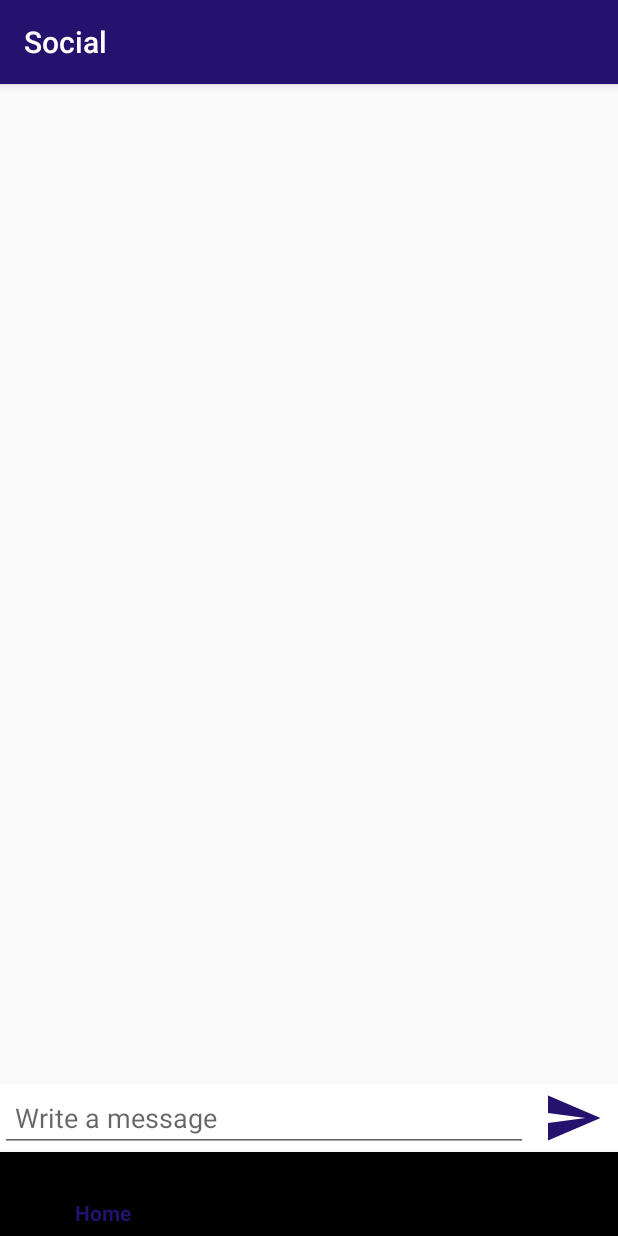
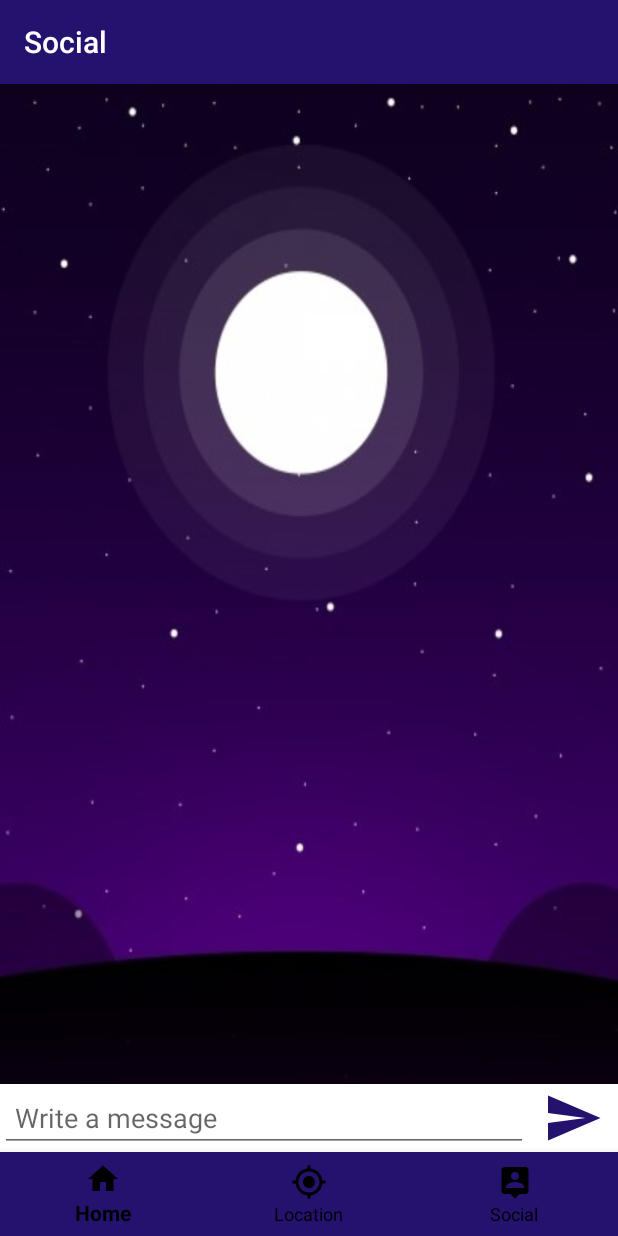
Before and after one commit to ConceptaNjolima/NightWalker, an Android app: the SocialActivity screen opened directly, with no data from a screen before it, on a phone screen of 412 x 824 dp. Run offline under Robolectric (Android 15) with nearby library versions, the phone set to English and light mode, and no system bars; libraries missing offline, so code that uses them is left out: com.github.nkzawa.emitter, com.github.nkzawa.socketio, com.parse; 7 statements that could not run were skipped.

Commit message:
Merge branches 'Sama-GPS' and 'master' of https://github.com/The-NightWalkers/NightWalker into Sama-GPS
# Conflicts:
#	app/build.gradle
#	app/src/debug/res/values/google_maps_api.xml
#	app/src/main/AndroidManifest.xml
#	app/src/main/java/com/example/nightwalker/LocationActivity.java
#	app/src/main/java/com/example/nightwalker/MainActivity.java
#	app/src/main/res/layout/activity_maps.xml
#	app/src/main/res/values/strings.xml

```diff
--- a/app/src/main/java/com/example/nightwalker/SocialActivity.java
+++ b/app/src/main/java/com/example/nightwalker/SocialActivity.java
@@ -3,9 +3,11 @@ package com.example.nightwalker;
 
 import android.annotation.SuppressLint;
 import android.content.Intent;
+import android.content.res.ColorStateList;
+import android.graphics.Color;
+import android.os.Bundle;
 import android.os.Handler;
 import android.os.Message;
-import android.os.Bundle;
 import android.text.Editable;
 import android.text.TextUtils;
 import android.text.TextWatcher;
@@ -15,7 +17,6 @@ import android.view.View;
 import android.widget.EditText;
 import android.widget.ImageButton;
 import android.widget.ListView;
-import android.widget.Toast;
 
 import androidx.annotation.NonNull;
 import androidx.appcompat.app.AppCompatActivity;
@@ -23,17 +24,14 @@ import androidx.appcompat.app.AppCompatActivity;
 import com.github.nkzawa.emitter.Emitter;
 import com.github.nkzawa.socketio.client.IO;
 import com.github.nkzawa.socketio.client.Socket;
-import com.github.nkzawa.emitter.Emitter;
 import com.google.android.material.bottomnavigation.BottomNavigationView;
 import com.parse.ParseUser;
 
 import org.json.JSONException;
 import org.json.JSONObject;
 
-
 import java.net.URISyntaxException;
 import java.util.ArrayList;
-import java.util.Date;
 import java.util.List;
 import java.util.UUID;
 
@@ -131,6 +129,16 @@ public class SocialActivity extends AppCompatActivity {
 
         onTypeButtonEnable();
 
+        bottomNavigationView.setItemIconTintList(null);
+        int[] colors = new int[] {
+                Color.BLACK,
+                Color.BLACK,
+        };
+
+        int [][] states = new int [][]{
+                new int[] { android.R.attr.state_enabled, -android.R.attr.state_checked},
+                new int[] {android.R.attr.state_enabled, android.R.attr.state_checked}};
+        bottomNavigationView.setItemTextColor(new ColorStateList(states, colors));
         bottomNavigationView.setOnNavigationItemSelectedListener(new BottomNavigationView.OnNavigationItemSelectedListener() {
             @Override
             public boolean onNavigationItemSelected(@NonNull MenuItem menuItem) {
--- a/app/src/main/res/layout/activity_social.xml
+++ b/app/src/main/res/layout/activity_social.xml
@@ -7,7 +7,8 @@
     android:orientation="vertical"
     android:clipToPadding="false"
     android:focusableInTouchMode="true"
-    tools:context="com.example.nightwalker.SocialActivity">
+    tools:context="com.example.nightwalker.SocialActivity"
+    android:background="@drawable/background">
 
     <ListView
         android:id="@+id/messageListView"
@@ -50,10 +51,12 @@
             android:layout_marginHorizontal="10dp"
             android:background="@drawable/ic_send_black_24dp"/>
 </LinearLayout>
+
     <com.google.android.material.bottomnavigation.BottomNavigationView
         android:id="@+id/bottom_navigation"
         android:layout_width="match_parent"
         android:layout_height="wrap_content"
         android:layout_alignParentBottom="true"
+        android:background="#25126E"
         app:menu="@menu/menu_bottom_navigation" />
 </LinearLayout>
```
